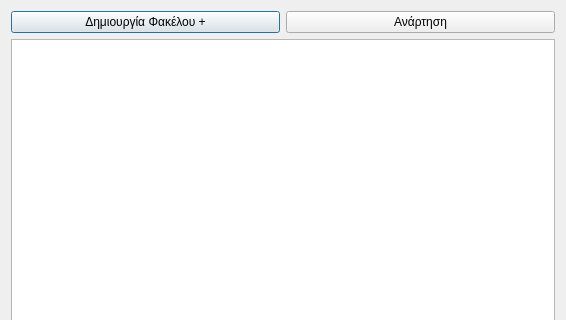
This is ui/6_Team_Space/FileShareScreen.ui in F1l14/Software-Engineering-2025 as Qt 5 draws it before an edit; both pictures show x 0 to 566 and y 0 to 320 of the 566 by 594 pixel window. The edited form follows.
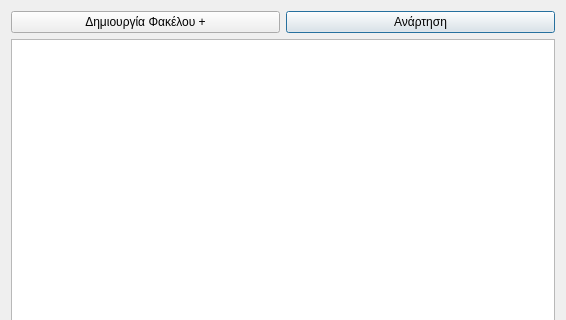
This is the edited form.

Commit message: feat: add rename functionality and integrate with FileShareScreen

```diff
--- a/ui/6_Team_Space/FileShareScreen.ui
+++ b/ui/6_Team_Space/FileShareScreen.ui
@@ -19,20 +19,20 @@
    </item>
    <item row="0" column="1">
     <layout class="QGridLayout" name="gridLayout_1">
-     <item row="0" column="0">
-      <widget class="QPushButton" name="createDirectoryButton">
-       <property name="text">
-        <string>Δημιουργία Φακέλου +</string>
-       </property>
-      </widget>
-     </item>
-     <item row="0" column="1">
+     <item row="1" column="1">
       <widget class="QPushButton" name="uploadButton">
        <property name="text">
         <string>Ανάρτηση</string>
        </property>
       </widget>
      </item>
+     <item row="1" column="0">
+      <widget class="QPushButton" name="createDirectoryButton">
+       <property name="text">
+        <string>Δημιουργία Φακέλου +</string>
+       </property>
+      </widget>
+     </item>
     </layout>
    </item>
    <item row="14" column="1">
```
Left out of the diff: 2 changed lines with no effect on the pictures. The commit also changes 3 other files.
